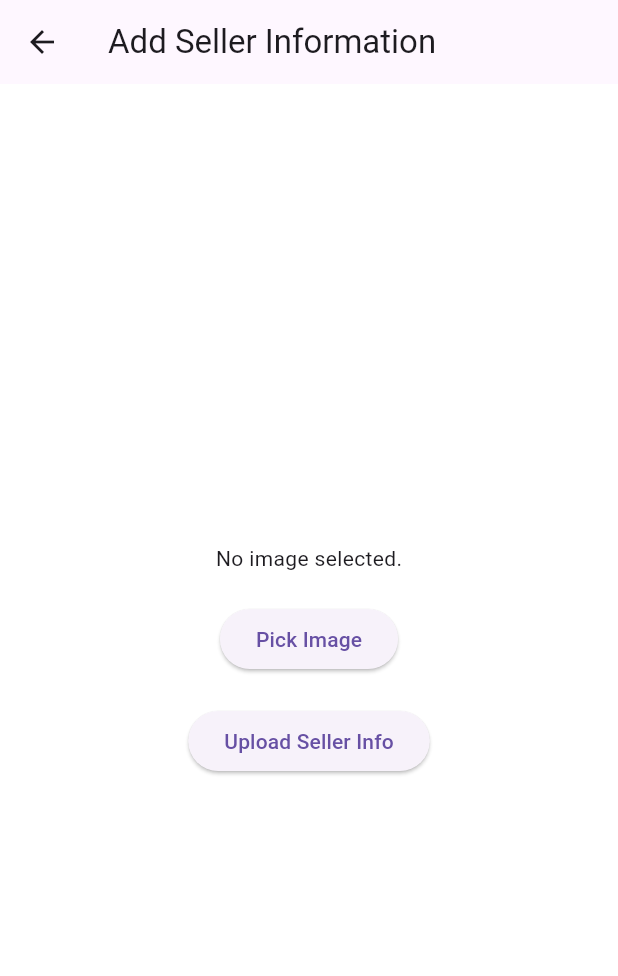
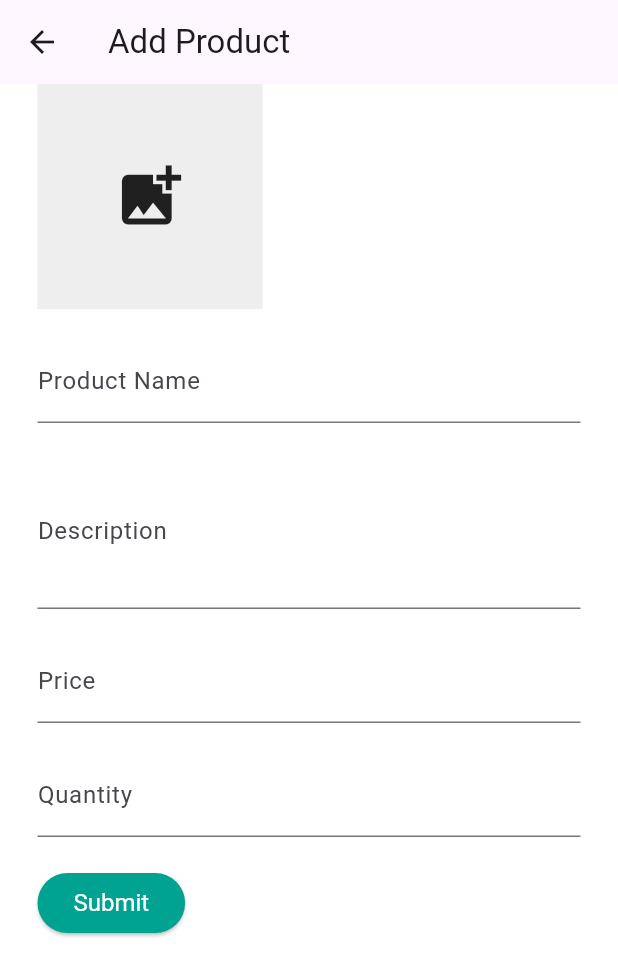
Before and after one commit to anisha-n12/Culinary-Project, a Flutter app: the screen it shows after launch, after a tap on "Login", on a phone screen of 412 x 824 dp. Shown: the top 976 px of the screen. Run offline on Flutter 3.47's test engine with Material 3 defaults, Android fonts, the phone set to English and light mode, and no system bars; our stand-ins replace carousel_slider, cloud_firestore, firebase_core, firebase_storage, image_picker, lottie; accounts and stored records are empty.

Commit message:
add_product_style_baki

```diff
--- /dev/null
+++ b/lib/pages/AddProduct.dart
@@ -0,0 +1,103 @@
+import 'dart:io';
+
+import 'package:flutter/material.dart';
+import 'package:image_picker/image_picker.dart';
+
+class AddProduct extends StatefulWidget {
+  @override
+  _AddProductState createState() => _AddProductState();
+}
+
+class _AddProductState extends State<AddProduct> {
+  File? _image;
+  final picker = ImagePicker(); // Image picker instance
+
+  Future<void> _pickImage() async {
+    final pickedFile = await picker.pickImage(source: ImageSource.gallery);
+
+    setState(() {
+      if (pickedFile != null) {
+        _image = File(pickedFile.path);
+      } else {
+        print('No image selected.');
+      }
+    });
+  }
+
+  @override
+  Widget build(BuildContext context) {
+    return Scaffold(
+      appBar: AppBar(
+        title: Text('Add Product'),
+      ),
+      body: Padding(
+        padding: const EdgeInsets.symmetric(horizontal: 25.0),
+        child: Column(
+          crossAxisAlignment: CrossAxisAlignment.start,
+          children: [
+            GestureDetector(
+              onTap: _pickImage,
+              child: Container(
+                width: 150,
+                height: 150,
+                color: Colors.grey[200],
+                child: _image != null
+                    ? Image.file(
+                        _image!,
+                        fit: BoxFit.cover,
+                      )
+                    : Icon(
+                        Icons.add_photo_alternate,
+                        size: 50,
+                      ),
+              ),
+            ),
+            SizedBox(height: 20),
+            TextFormField(
+              decoration: InputDecoration(
+                labelText: 'Product Name',
+                hintText: 'Enter product name',
+              ),
+            ),
+            SizedBox(height: 20),
+            TextFormField(
+              decoration: InputDecoration(
+                labelText: 'Description',
+                hintText: 'Enter description',
+              ),
+              maxLines: 3,
+            ),
+            SizedBox(height: 20),
+            TextFormField(
+              decoration: InputDecoration(
+                labelText: 'Price',
+                hintText: 'Enter price in Indian rupees',
+              ),
+              keyboardType: TextInputType.number,
+            ),
+            SizedBox(height: 20),
+            TextFormField(
+              decoration: InputDecoration(
+                labelText: 'Quantity',
+                hintText: 'Enter quantity',
+              ),
+              keyboardType: TextInputType.number,
+            ),
+            SizedBox(height: 20),
+            ElevatedButton(
+              onPressed: () {
+                // Add logic to submit product details
+              },
+              child: Text('Submit'),
+              style: ElevatedButton.styleFrom(
+                primary: Color.fromARGB(255, 0, 163, 146), // Background color
+                onPrimary: Colors.white, // Text color
+                textStyle: TextStyle(fontSize: 16), // Text style
+              ),
+            ),
+          ],
+        ),
+      ),
+    );
+  }
+}
--- a/lib/pages/homepage.dart
+++ b/lib/pages/homepage.dart
@@ -1,3 +1,6 @@
+import 'package:culinary_project/pages/AddProduct.dart';
+import 'package:culinary_project/pages/AdminPage.dart';
+import 'package:culinary_project/pages/SellerPage.dart';
 import 'package:culinary_project/pages/SellerRegistration.dart';
 import 'package:culinary_project/pages/loginpage.dart';
 import 'package:culinary_project/pages/offergallery.dart';
@@ -42,7 +45,7 @@ class HomePage extends StatelessWidget {
                 ),
                 ElevatedButton(
                   onPressed: () {
-                    nextScreen(context, Seller_Registration());
+                    nextScreen(context, AddProduct());
                   },
                   style: buttonStyle,
                   child: const Text(
```
Also changed, not shown: lib/pages/AdminPage.dart (added, +196 -0 lines), lib/pages/SellerPage.dart (added, +211 -0 lines), lib/service/database_service.dart (+35 -0 lines).
